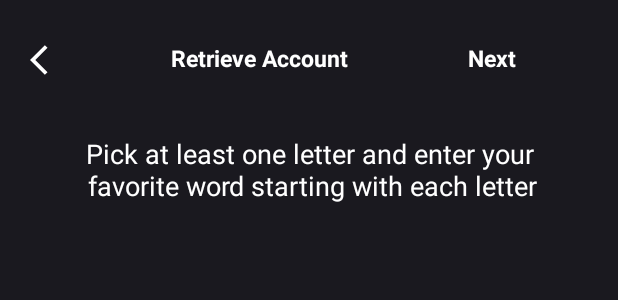
After one commit to augustusgit/tyd, an Android app: the layout activity_create_word.xml on its own in the app's theme, with its tools: preview values and no code run, on a phone screen of 412 x 824 dp. The commit adds this screen. Shown: the top 300 px of the screen. Run offline under Robolectric (Android 15) with nearby library versions, the phone set to English and light mode, and no system bars.

Commit message:
Scaffold create Eword page and Link Pages

```diff
--- a/app/src/main/AndroidManifest.xml
+++ b/app/src/main/AndroidManifest.xml
@@ -1,6 +1,8 @@
 <?xml version="1.0" encoding="utf-8"?>
 <manifest xmlns:android="http://schemas.android.com/apk/res/android"
     package="com.tydinz.app">
+
+    <uses-permission android:name="android.permission.INTERNET"/>
 
     <application
         android:allowBackup="true"
@@ -9,7 +11,8 @@
         android:roundIcon="@mipmap/ic_launcher_round"
         android:supportsRtl="true"
         android:theme="@style/AppTheme">
-        <activity android:name=".RetrieveAccountActivity"></activity>
+        <activity android:name=".CreateWordActivity"/>
+        <activity android:name=".RetrieveAccountActivity" />
         <activity android:name=".VerificationScreenActivity" />
         <activity android:name=".PinActivity" />
         <activity android:name=".MainActivity">
--- a/app/src/main/java/com/tydinz/app/MainActivity.java
+++ b/app/src/main/java/com/tydinz/app/MainActivity.java
@@ -2,7 +2,9 @@ package com.tydinz.app;
 
 import androidx.appcompat.app.AppCompatActivity;
 
+import android.content.Intent;
 import android.os.Bundle;
+import android.view.View;
 
 public class MainActivity extends AppCompatActivity {
 
@@ -11,4 +13,8 @@ public class MainActivity extends AppCompatActivity {
         super.onCreate(savedInstanceState);
         setContentView(R.layout.activity_main);
     }
+
+    public void goLogin(View view) {
+        startActivity(new Intent(getApplicationContext(), RetrieveAccountActivity.class));
+    }
 }
--- /dev/null
+++ b/app/src/main/res/layout/activity_create_word.xml
@@ -0,0 +1,74 @@
+<?xml version="1.0" encoding="utf-8"?>
+<RelativeLayout xmlns:android="http://schemas.android.com/apk/res/android"
+    xmlns:app="http://schemas.android.com/apk/res-auto"
+    xmlns:tools="http://schemas.android.com/tools"
+    android:layout_width="match_parent"
+    android:layout_height="match_parent"
+    android:background="@color/dark_blue"
+    tools:context=".CreateWordActivity">
+
+    <LinearLayout
+        android:layout_width="match_parent"
+        android:layout_height="wrap_content"
+        android:orientation="vertical">
+
+    <LinearLayout
+        android:layout_width="match_parent"
+        android:layout_height="wrap_content"
+        android:orientation="horizontal"
+        android:paddingLeft="20dp"
+        android:paddingTop="8dp"
+        android:paddingBottom="8dp"
+        android:layout_marginTop="20dp"
+        >
+
+        <ImageView
+            android:layout_width="wrap_content"
+            android:layout_height="wrap_content"
+            android:onClick="onClick"
+            android:outlineAmbientShadowColor="@color/whiteAccent"
+            android:src="@drawable/ic_baseline_arrow_back_ios_white_24"></ImageView>
+
+        <TextView
+            android:layout_width="wrap_content"
+            android:layout_height="wrap_content"
+            android:text="@string/retrieve_account"
+            android:textColor="@color/whiteAccent"
+            android:textSize="15dp"
+            android:layout_marginLeft="70dp"
+            android:textStyle="bold" />
+
+        <TextView
+            android:layout_width="wrap_content"
+            android:layout_height="wrap_content"
+            android:layout_marginLeft="80dp"
+            android:text="@string/next"
+            android:textColor="@color/whiteAccent"
+            android:textSize="15dp"
+            android:textStyle="bold" />
+
+
+    </LinearLayout>
+
+        <TextView
+            android:layout_width="match_parent"
+            android:layout_height="wrap_content"
+            android:text="@string/pick_letter_word"
+            android:textColor="@color/whiteAccent"
+            android:textSize="18dp"
+            android:gravity="center"
+            android:layout_marginTop="30dp"/>
+
+        <androidx.recyclerview.widget.RecyclerView
+            android:layout_width="match_parent"
+            android:layout_height="match_parent"
+            android:id="@+id/recyclerView"
+            android:orientation="horizontal">
+
+
+        </androidx.recyclerview.widget.RecyclerView>
+
+
+    </LinearLayout>
+
+</RelativeLayout>
--- a/app/src/main/res/layout/activity_main.xml
+++ b/app/src/main/res/layout/activity_main.xml
@@ -45,6 +45,7 @@
                 android:layout_marginTop="150dp"
                 android:background="@drawable/button_radius"
                 android:text="@string/get_in"
+                android:onClick="goLogin"
                 android:textColor="#ffffff"
                 android:textSize="15sp" />
 
--- a/app/src/main/res/layout/activity_retrieve_account.xml
+++ b/app/src/main/res/layout/activity_retrieve_account.xml
@@ -25,6 +25,7 @@
             <ImageView
                 android:layout_width="wrap_content"
                 android:layout_height="wrap_content"
+                android:onClick="onClick"
                 android:src="@drawable/ic_baseline_arrow_back_ios_white_24"
                 android:outlineAmbientShadowColor="@color/whiteAccent"
                 >
@@ -82,6 +83,7 @@
             android:layout_marginRight="20dp"
             android:background="@drawable/button_radius"
             android:textColor="#ffffff"
+            android:onClick="goCreateWord"
             android:foreground="@drawable/ic_baseline_arrow_forward_ios_24"
             android:textSize="15sp" />
 
--- a/app/src/main/res/layout/activity_verification_screen.xml
+++ b/app/src/main/res/layout/activity_verification_screen.xml
@@ -25,6 +25,7 @@
             <ImageView
                 android:layout_width="wrap_content"
                 android:layout_height="wrap_content"
+                android:onClick="onClick"
                 android:src="@drawable/ic_baseline_arrow_back_ios_white_24"
                 android:outlineAmbientShadowColor="@color/whiteAccent"
                 >
@@ -151,6 +152,7 @@
                 android:layout_marginLeft="20dp"
                 android:layout_marginRight="20dp"
                 android:layout_marginTop="35dp"
+                android:onClick="goCreateWord"
                 android:background="@drawable/button_radius"
                 android:text="@string/retrieve_account"
                 android:textColor="#ffffff"
--- a/app/src/main/res/values/strings.xml
+++ b/app/src/main/res/values/strings.xml
@@ -12,6 +12,8 @@
     <string name="not_your_account">Not your account?</string>
     <string name="secret_pin">Enter your secret pin</string>
     <string name="login">Login</string>
+    <string name="next">Next</string>
+    <string name="pick_letter_word">Pick at least one letter and enter your\n favorite word starting with each letter</string>
     <string name="enter_pin_below">Enter your account pin below</string>
     <string name="aword">Enter your favorite A word</string>
     <string name="bword">Enter your favorite B word</string>
```
Also changed, not shown: app/build.gradle (+15 -0 lines), app/src/main/java/com/tydinz/app/CreateWordActivity.java (added, +63 -0 lines), app/src/main/java/com/tydinz/app/RecyclerViewAdapter.java (added, +70 -0 lines), app/src/main/java/com/tydinz/app/RetrieveAccountActivity.java (+10 -0 lines), app/src/main/java/com/tydinz/app/VerificationScreenActivity.java (+10 -0 lines), app/src/main/res/layout/layout_listitem.xml (added, +41 -0 lines).
